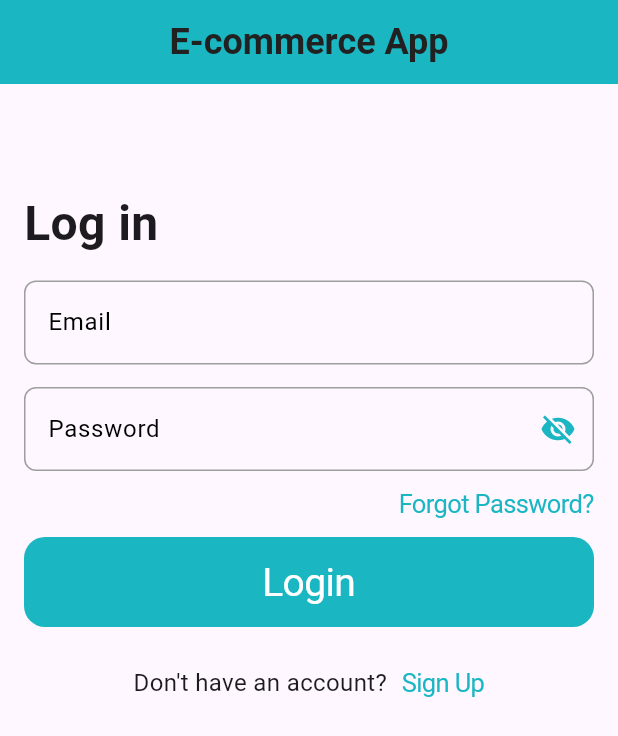
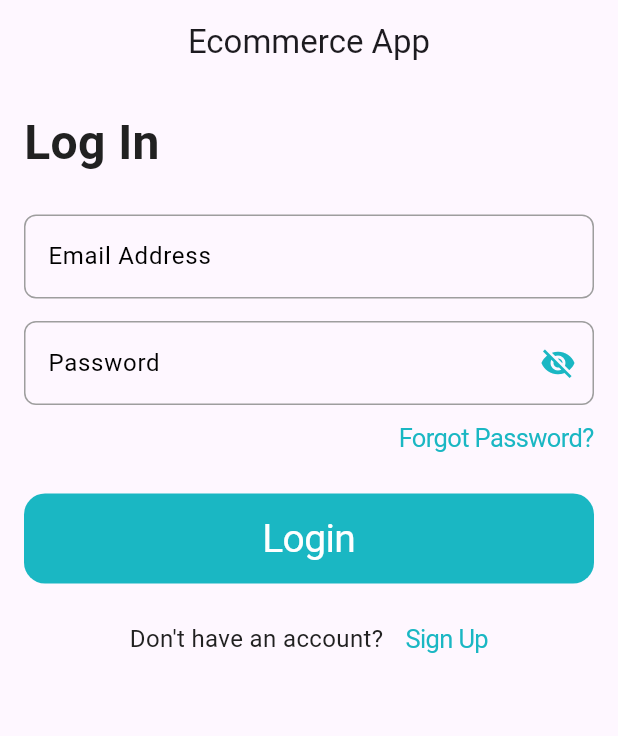
Before and after one commit to piro-piyush/E-commerce-App, a Flutter app: the screen it shows after launch, on a phone screen of 412 x 824 dp. Shown: the top 736 px of the screen. Run offline on Flutter 3.47's test engine with Material 3 defaults, Android fonts, the phone set to English and light mode, and no system bars; our stand-ins replace dio, email_validator, flutter_bloc, pretty_dio_logger.

Commit message:
day2 completed

```diff
--- a/Frontend/lib/presentation/screens/auth/login_screen.dart
+++ b/Frontend/lib/presentation/screens/auth/login_screen.dart
@@ -1,61 +1,52 @@
 import 'package:ecommerce/core/ui.dart';
 import 'package:ecommerce/presentation/screens/auth/providers/login_provider.dart';
+import 'package:ecommerce/presentation/screens/auth/signup_screen.dart';
 import 'package:ecommerce/presentation/widgets/gap_widget.dart';
 import 'package:ecommerce/presentation/widgets/link_button.dart';
 import 'package:ecommerce/presentation/widgets/primary_button.dart';
-import 'package:ecommerce/presentation/widgets/primary_text_field.dart';
 import 'package:email_validator/email_validator.dart';
 import 'package:flutter/material.dart';
 import 'package:provider/provider.dart';
 
+import '../../widgets/primary_text_field.dart';
+
 class LoginScreen extends StatefulWidget {
   const LoginScreen({super.key});
 
-  static const String routeName = "/login";
+  static const String routeName = "login";
 
   @override
   State<LoginScreen> createState() => _LoginScreenState();
 }
 
 class _LoginScreenState extends State<LoginScreen> {
-  late LoginProvider provider = Provider.of<LoginProvider>(context, listen: false);
-
-  @override
-  void initState() {
-    super.initState();
-    provider = Provider.of<LoginProvider>(context, listen: false);
-  }
-
   @override
   Widget build(BuildContext context) {
+    final provider = Provider.of<LoginProvider>(context);
+
     return Scaffold(
       appBar: AppBar(
-        title: Text(
-          "E-commerce App",
-          style: TextStyles.heading3,
-        ),
           centerTitle: true,
-        backgroundColor: AppColors.accent,
+          elevation: 0,
+          title: const Text("Ecommerce App")
       ),
       body: SafeArea(
         child: ListView(
-        padding:
-            const EdgeInsets.only(bottom: 16, left: 16, right: 16, top: 70),
+            padding: const EdgeInsets.all(16),
             children: [
-          const Text(
-            "Log in",
-            style: TextStyle(fontSize: 32, fontWeight: FontWeight.bold),
-          ),
-          const GapWidget(),
-          (provider.error != "")
-              ? Text(
+
+              Text("Log In", style: TextStyles.heading2),
+              const GapWidget(size: -10),
+
+              (provider.error != "") ? Text(
                 provider.error,
                 style: const TextStyle(color: Colors.red),
-                )
-              : const SizedBox(),
+              ) : const SizedBox(),
+
+              const GapWidget(size: 5),
+
               PrimaryTextField(
                   controller: provider.emailController,
-            labelText: "Email",
                   validator: (value) {
                     if(value == null || value.trim().isEmpty) {
                       return "Email address is required!";
@@ -64,53 +55,68 @@ class _LoginScreenState extends State<LoginScreen> {
                     if(!EmailValidator.validate(value.trim())) {
                       return "Invalid email address";
                     }
+
                     return null;
                   },
+                  labelText: "Email Address"
               ),
+
               const GapWidget(),
+
               PrimaryTextField(
                   controller: provider.passwordController,
-            labelText: "Password",
+                  obsecureText: true,
                   validator: (value) {
                     if(value == null || value.trim().isEmpty) {
                       return "Password is required!";
                     }
                     return null;
                   },
-            obsecureText: true,
+                  labelText: "Password"
               ),
+
               Row(
                 mainAxisAlignment: MainAxisAlignment.end,
                 children: [
-              LinkButton(text: "Forgot Password?", color: AppColors.accent)
+                  LinkButton(
+                      onPressed: () {},
+                      text: "Forgot Password?", color: AppColors.accent,
+                  ),
                 ],
               ),
+
+              const GapWidget(),
+
               PrimaryButton(
                   onPressed: provider.logIn,
-            color: AppColors.accent,
-            text: (provider.isLoading) ? "..." : 'Login',
-            textColor: AppColors.white,
+                  text: (provider.isLoading) ? "..." : "Log In",
+                  color: AppColors.accent, textColor: AppColors.white,
               ),
-          const SizedBox(
-            height: 15,
-          ),
+
+              const GapWidget(),
+
               Row(
                 mainAxisAlignment: MainAxisAlignment.center,
                 children: [
-              const Text(
-                "Don't have an account?",
-                style: TextStyle(fontSize: 16),
+
+                  Text("Don't have an account?", style: TextStyles.body2),
+
+                  const GapWidget(),
+
+                  LinkButton(
+                      onPressed: () {
+                        Navigator.pushNamed(context, SignupScreen.routeName);
+                      },
+                      text: "Sign Up",
+                      color: AppColors.accent
+                  )
+
+                ],
               ),
-              const GapWidget(size: -5),
-              LinkButton(
-                text: "Sign Up",
-                onPressed: () {},
-                color: AppColors.accent,
-              )
-            ],
-          )
-        ],
-      )),
+
+            ]
+        ),
+      ),
     );
   }
 }
--- a/Frontend/lib/presentation/screens/auth/providers/login_provider.dart
+++ b/Frontend/lib/presentation/screens/auth/providers/login_provider.dart
@@ -39,7 +39,6 @@ class LoginProvider with ChangeNotifier {
   }
 
   void logIn() async {
-    if(!formKey.currentState!.validate()) return;
 
     String email = emailController.text.trim();
     String password = passwordController.text.trim();
```
Lines whose indentation alone changed are shown as unchanged.
